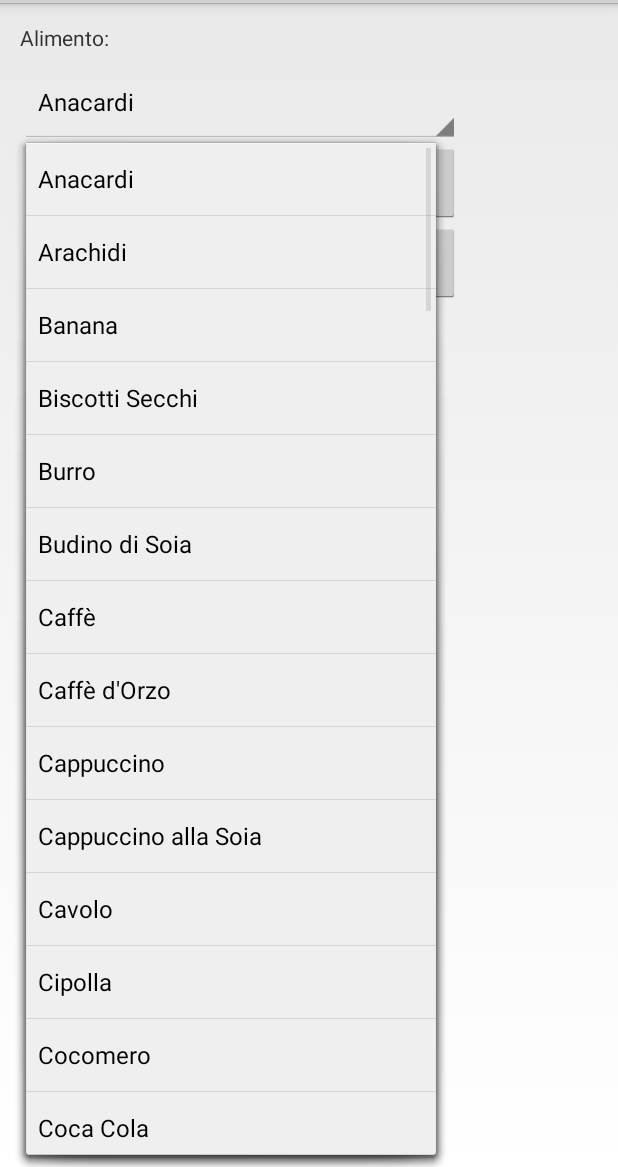
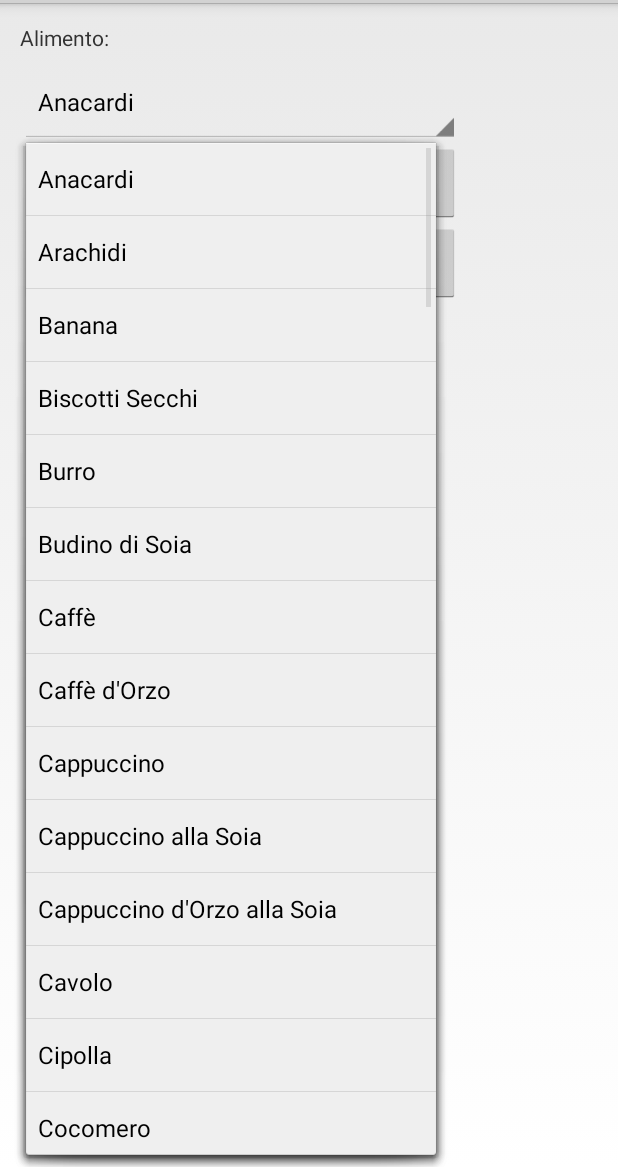
Before and after one commit to sensorario/nutrimondo, an Android app: the RegisterNewMealActivity screen opened directly, with no data from a screen before it, after a tap on "Anacardi", on a phone screen of 412 x 824 dp, the part 69-1236 px from its top. Run offline under Robolectric (Android 15) with nearby library versions, the phone set to English and light mode, and no system bars.

Commit message:
Added strings to aliments

```diff
--- a/NutriMondo/src/main/res/values/strings.xml
+++ b/NutriMondo/src/main/res/values/strings.xml
@@ -16,6 +16,7 @@
         <item>Caffè d\'Orzo</item>
         <item>Cappuccino</item>
         <item>Cappuccino alla Soia</item>
+        <item>Cappuccino d\'Orzo alla Soia</item>
         <item>Cavolo</item>
         <item>Cipolla</item>
         <item>Cocomero</item>
@@ -84,6 +85,7 @@
         <item>Yogurt ai Frutti di Bosco</item>
         <item>Yogurt alla Banana</item>
         <item>Yogurt alla Soia</item>
+        <item>Yogurt Intero alla Banana</item>
         <item>Uovo sodo</item>
         <item>Uovo in camicia</item>
         <item>Zucchine</item>
```
